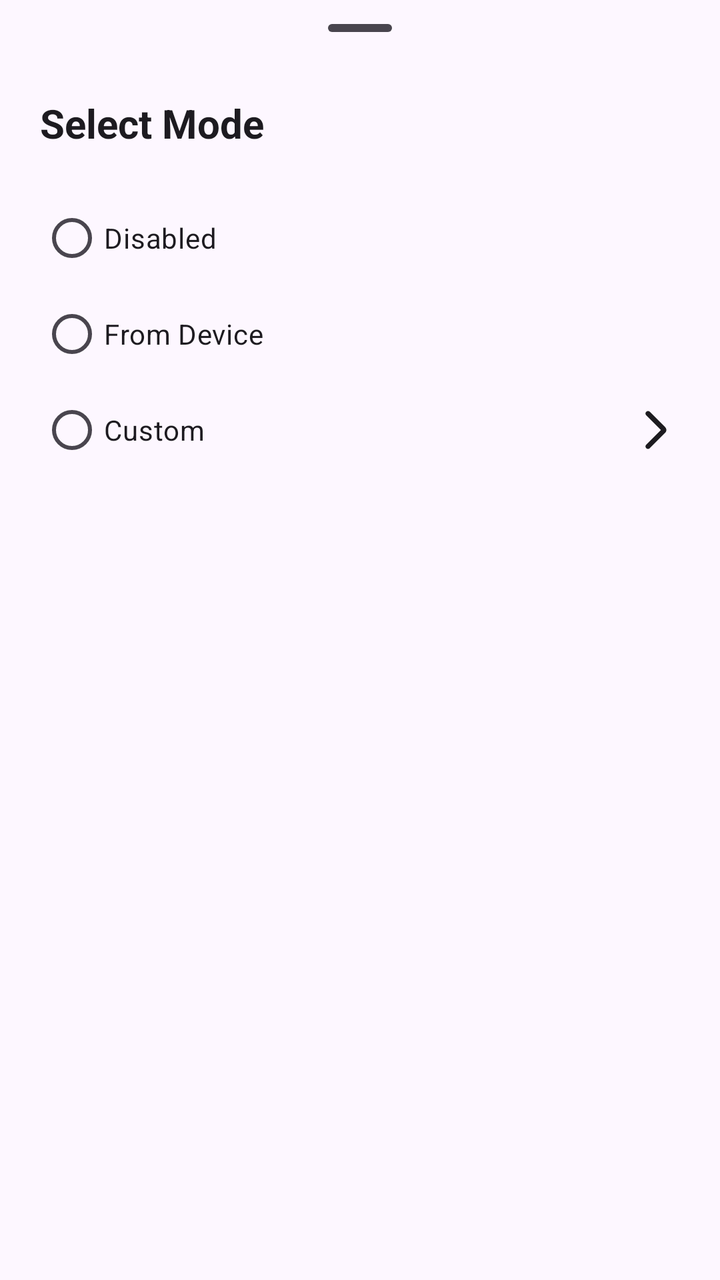
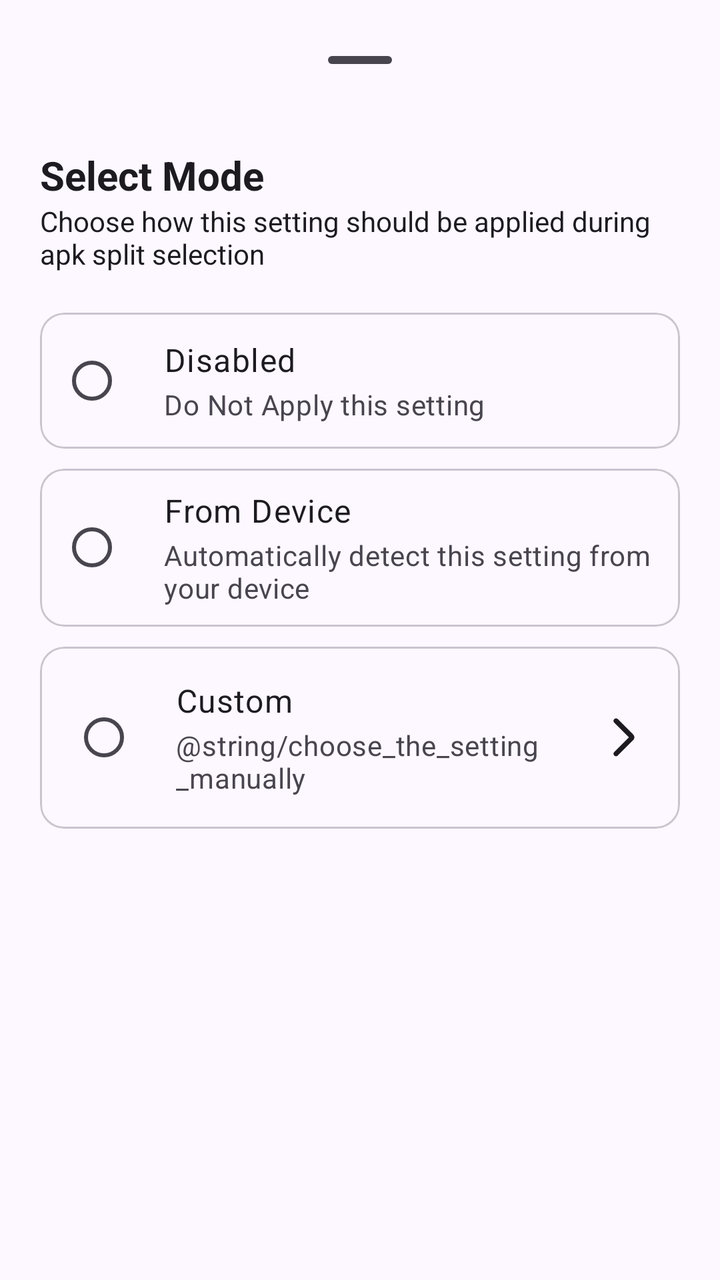

The first picture is an Android layout as it rendered before a commit; the second is the same layout after the commit. The layout source and the unified diff follow.
<!-- AndroidManifest.xml: application theme AppTheme -->
<!-- res/layout/auto_device_bottom_sheet.xml -->
<?xml version="1.0" encoding="utf-8"?>
<FrameLayout
    xmlns:android="http://schemas.android.com/apk/res/android"
    xmlns:app="http://schemas.android.com/apk/res-auto"
    android:layout_width="match_parent"
    android:layout_height="wrap_content">

    <androidx.constraintlayout.widget.ConstraintLayout
        android:id="@+id/universalPage"
        android:layout_width="match_parent"
        android:layout_height="300dp"
        android:paddingHorizontal="20dp"
        android:visibility="visible">

        <com.google.android.material.bottomsheet.BottomSheetDragHandleView
            android:id="@+id/handler"
            android:layout_width="0dp"
            android:layout_height="wrap_content"
            app:layout_constraintStart_toStartOf="parent"
            app:layout_constraintEnd_toEndOf="parent"
            app:layout_constraintTop_toTopOf="parent"/>

        <TextView
            android:id="@+id/textSearch"
            android:layout_width="wrap_content"
            android:layout_height="wrap_content"
            android:textSize="20sp"
            android:text="@string/select_mode"
            android:textStyle="bold"
            android:textColor="@color/md_theme_onSurface"
            app:layout_constraintTop_toBottomOf="@id/handler"
            app:layout_constraintStart_toStartOf="parent"/>

        <com.google.android.material.radiobutton.MaterialRadioButton
            android:id="@+id/radioDisabled"
            android:layout_width="0dp"
            android:layout_height="wrap_content"
            android:text="@string/mode_disabled"
            app:layout_constraintTop_toBottomOf="@id/textSearch"
            app:layout_constraintStart_toStartOf="parent"
            app:layout_constraintEnd_toEndOf="parent"
            android:layout_marginTop="20dp"/>

        <com.google.android.material.radiobutton.MaterialRadioButton
            android:id="@+id/radioFromdevice"
            android:layout_width="0dp"
            android:layout_height="wrap_content"
            android:text="@string/mode_from_device"
            app:layout_constraintTop_toBottomOf="@id/radioDisabled"
            app:layout_constraintStart_toStartOf="parent"
            app:layout_constraintEnd_toEndOf="parent" />

        <com.google.android.material.radiobutton.MaterialRadioButton
            android:id="@+id/radioCustom"
            android:layout_width="0dp"
            android:layout_height="wrap_content"
            android:text="@string/mode_custom"
            app:layout_constraintTop_toBottomOf="@id/radioFromdevice"
            app:layout_constraintStart_toStartOf="parent"
            app:layout_constraintEnd_toEndOf="parent" />

        <ImageButton
            android:layout_width="24dp"
            android:layout_height="24dp"
            android:src="@drawable/ic_back"
            app:tint="?attr/colorOnSurface"
            android:scaleX="-1"
            android:background="@null"
            app:layout_constraintEnd_toEndOf="parent"
            app:layout_constraintTop_toTopOf="@id/radioCustom"
            app:layout_constraintBottom_toBottomOf="@id/radioCustom"/>
    </androidx.constraintlayout.widget.ConstraintLayout>

    <androidx.constraintlayout.widget.ConstraintLayout
        android:id="@+id/customPage"
        android:layout_width="match_parent"
        android:layout_height="match_parent"
        android:paddingHorizontal="20dp"
        android:visibility="gone">

        <ImageButton
            android:id="@+id/backButton"
            android:layout_width="24dp"
            android:layout_height="24dp"
            android:src="@drawable/ic_back"
            app:tint="?attr/colorOnSurface"
            android:background="@null"
            app:layout_constraintTop_toTopOf="parent"
            app:layout_constraintStart_toStartOf="parent"
            android:layout_marginTop="20dp"/>

        <com.google.android.material.bottomsheet.BottomSheetDragHandleView
            android:id="@+id/handlerCustom"
            android:layout_width="0dp"
            android:layout_height="wrap_content"
            app:layout_constraintStart_toStartOf="parent"
            app:layout_constraintEnd_toEndOf="parent"
            app:layout_constraintTop_toTopOf="parent"/>

        <TextView
            android:id="@+id/text_placeholder"
            android:layout_width="wrap_content"
            android:layout_height="wrap_content"
            android:textSize="20sp"
            android:text="@string/select_mode"
            android:textStyle="bold"
            android:textColor="@color/md_theme_onSurface"
            app:layout_constraintTop_toBottomOf="@id/handlerCustom"
            app:layout_constraintStart_toStartOf="parent"/>

        <com.google.android.material.card.MaterialCardView
            android:id="@+id/searchCard"
            android:layout_width="0dp"
            android:layout_height="48dp"
            android:layout_marginTop="16dp"
            app:cardCornerRadius="16dp"
            app:cardBackgroundColor="?attr/colorSurfaceVariant"
            app:cardElevation="0dp"
            app:strokeWidth="0dp"
            app:layout_constraintTop_toBottomOf="@id/text_placeholder"
            app:layout_constraintStart_toStartOf="parent"
            app:layout_constraintEnd_toEndOf="parent">

            <EditText
                android:id="@+id/search_placeholder"
                android:layout_width="match_parent"
                android:layout_height="match_parent"
                android:background="@null"
                android:hint="@string/search_language_hint"
                android:inputType="text"
                android:maxLines="1"
                android:paddingHorizontal="16dp"
                android:textColorHint="?attr/colorOnSurfaceVariant"
                android:textSize="14sp"/>
        </com.google.android.material.card.MaterialCardView>

        <androidx.recyclerview.widget.RecyclerView
            android:id="@+id/recyclerCustom"
            android:layout_width="0dp"
            android:layout_height="300dp"
            android:layout_marginTop="16dp"
            android:clipToPadding="false"
            android:paddingBottom="16dp"
            app:layout_constraintTop_toBottomOf="@id/searchCard"
            app:layout_constraintStart_toStartOf="parent"
            app:layout_constraintEnd_toEndOf="parent" />
    </androidx.constraintlayout.widget.ConstraintLayout>
</FrameLayout>
<!-- resources referenced by this layout -->
<resources>
  <color name="md_theme_onSurface">#1D1B20</color>
  <!-- drawable ic_back (drawable) -->
  <vector xmlns:android="http://schemas.android.com/apk/res/android"
      android:width="24dp"
      android:height="24dp"
      android:viewportWidth="960"
      android:viewportHeight="960">
    <path
        android:pathData="m382,480 l294,294q15,15 14.5,35T675,844q-15,15 -35,15t-35,-15L297,537q-12,-12 -18,-27t-6,-30q0,-15 6,-30t18,-27l308,-308q15,-15 35.5,-14.5T676,116q15,15 15,35t-15,35L382,480Z"
        android:fillColor="#000000"/>
  </vector>
  <string name="mode_custom">Custom</string>
  <string name="mode_disabled">Disabled</string>
  <string name="mode_from_device">From Device</string>
  <string name="search_language_hint">Search Language...</string>
  <string name="select_mode">Select Mode</string>
  <color name="md_theme_primary">#65558F</color>
  <color name="md_theme_onPrimary">#FFFFFF</color>
  <color name="md_theme_primaryContainer">#E9DDFF</color>
  <color name="md_theme_onPrimaryContainer">#4D3D75</color>
  <color name="md_theme_secondary">#625B71</color>
  <color name="md_theme_onSecondary">#FFFFFF</color>
  <color name="md_theme_secondaryContainer">#E8DEF8</color>
  <color name="md_theme_onSecondaryContainer">#4A4458</color>
  <color name="md_theme_tertiary">#7E5260</color>
  <color name="md_theme_onTertiary">#FFFFFF</color>
  <color name="md_theme_tertiaryContainer">#FFD9E3</color>
  <color name="md_theme_onTertiaryContainer">#633B48</color>
  <color name="md_theme_error">#BA1A1A</color>
  <color name="md_theme_onError">#FFFFFF</color>
  <color name="md_theme_errorContainer">#FFDAD6</color>
  <color name="md_theme_onErrorContainer">#93000A</color>
  <color name="md_theme_background">#FDF7FF</color>
  <color name="md_theme_onBackground">#1D1B20</color>
  <color name="md_theme_surface">#FDF7FF</color>
  <color name="md_theme_surfaceVariant">#E7E0EB</color>
  <color name="md_theme_onSurfaceVariant">#49454E</color>
  <color name="md_theme_outline">#7A757F</color>
  <color name="md_theme_outlineVariant">#CAC4CF</color>
  <color name="md_theme_inverseSurface">#322F35</color>
  <color name="md_theme_inverseOnSurface">#F5EFF7</color>
  <color name="md_theme_inversePrimary">#CFBDFE</color>
  <!-- unchanged entries left out for length: 1 -->
</resources>

<!-- the commit's change to res/layout/auto_device_bottom_sheet.xml (unified diff, before → after) -->
@@ -1,125 +1,249 @@
 <?xml version="1.0" encoding="utf-8"?>
-<FrameLayout
-    xmlns:android="http://schemas.android.com/apk/res/android"
+<FrameLayout xmlns:android="http://schemas.android.com/apk/res/android"
     xmlns:app="http://schemas.android.com/apk/res-auto"
     android:layout_width="match_parent"
-    android:layout_height="wrap_content">
-
-    <androidx.constraintlayout.widget.ConstraintLayout
+    android:layout_height="wrap_content"
+    xmlns:tools="http://schemas.android.com/tools">
+
+    <LinearLayout
         android:id="@+id/universalPage"
         android:layout_width="match_parent"
-        android:layout_height="300dp"
+        android:layout_height="wrap_content"
+        android:orientation="vertical"
         android:paddingHorizontal="20dp"
-        android:visibility="visible">
+        android:paddingVertical="16dp"
+        android:visibility="visible"
+        tools:visibility="visible">
 
         <com.google.android.material.bottomsheet.BottomSheetDragHandleView
             android:id="@+id/handler"
-            android:layout_width="0dp"
-            android:layout_height="wrap_content"
-            app:layout_constraintStart_toStartOf="parent"
-            app:layout_constraintEnd_toEndOf="parent"
-            app:layout_constraintTop_toTopOf="parent"/>
+            android:layout_width="match_parent"
+            android:layout_height="wrap_content" />
 
         <TextView
             android:id="@+id/textSearch"
             android:layout_width="wrap_content"
             android:layout_height="wrap_content"
+            android:text="@string/select_mode"
             android:textSize="20sp"
-            android:text="@string/select_mode"
+            android:layout_marginTop="10dp"
             android:textStyle="bold"
-            android:textColor="@color/md_theme_onSurface"
-            app:layout_constraintTop_toBottomOf="@id/handler"
-            app:layout_constraintStart_toStartOf="parent"/>
-
-        <com.google.android.material.radiobutton.MaterialRadioButton
-            android:id="@+id/radioDisabled"
-            android:layout_width="0dp"
-            android:layout_height="wrap_content"
-            android:text="@string/mode_disabled"
-            app:layout_constraintTop_toBottomOf="@id/textSearch"
-            app:layout_constraintStart_toStartOf="parent"
-            app:layout_constraintEnd_toEndOf="parent"
-            android:layout_marginTop="20dp"/>
-
-        <com.google.android.material.radiobutton.MaterialRadioButton
-            android:id="@+id/radioFromdevice"
-            android:layout_width="0dp"
-            android:layout_height="wrap_content"
-            android:text="@string/mode_from_device"
-            app:layout_constraintTop_toBottomOf="@id/radioDisabled"
-            app:layout_constraintStart_toStartOf="parent"
-            app:layout_constraintEnd_toEndOf="parent" />
-
-        <com.google.android.material.radiobutton.MaterialRadioButton
-            android:id="@+id/radioCustom"
-            android:layout_width="0dp"
-            android:layout_height="wrap_content"
-            android:text="@string/mode_custom"
-            app:layout_constraintTop_toBottomOf="@id/radioFromdevice"
-            app:layout_constraintStart_toStartOf="parent"
-            app:layout_constraintEnd_toEndOf="parent" />
-
-        <ImageButton
-            android:layout_width="24dp"
-            android:layout_height="24dp"
-            android:src="@drawable/ic_back"
-            app:tint="?attr/colorOnSurface"
-            android:scaleX="-1"
-            android:background="@null"
-            app:layout_constraintEnd_toEndOf="parent"
-            app:layout_constraintTop_toTopOf="@id/radioCustom"
-            app:layout_constraintBottom_toBottomOf="@id/radioCustom"/>
-    </androidx.constraintlayout.widget.ConstraintLayout>
-
-    <androidx.constraintlayout.widget.ConstraintLayout
+            android:textColor="@color/md_theme_onSurface" />
+
+        <TextView
+            android:id="@+id/textSubtitle"
+            android:layout_width="wrap_content"
+            android:layout_height="wrap_content"
+            android:text="Choose how this setting should be applied during apk split selection"
+            android:textSize="14sp"
+            android:textColor="@color/md_theme_onSurface" />
+
+        <com.google.android.material.card.MaterialCardView
+            android:id="@+id/disabledCard"
+            android:layout_width="match_parent"
+            android:layout_height="wrap_content"
+            android:layout_marginTop="20dp"
+            style="@style/Widget.Material3.CardView.Outlined">
+
+            <LinearLayout
+                android:layout_width="match_parent"
+                android:layout_height="wrap_content"
+                android:orientation="horizontal"
+                android:gravity="center_vertical"
+                android:padding="10dp">
+
+                <com.google.android.material.radiobutton.MaterialRadioButton
+                    android:id="@+id/radioDisabled"
+                    android:layout_width="wrap_content"
+                    android:layout_height="wrap_content"
+                    android:layout_marginEnd="4dp" />
+
+                <LinearLayout
+                    android:layout_width="0dp"
+                    android:layout_height="wrap_content"
+                    android:layout_weight="1"
+                    android:orientation="vertical">
+
+                    <TextView
+                        android:layout_width="match_parent"
+                        android:layout_height="wrap_content"
+                        android:text="@string/mode_disabled"
+                        android:textAppearance="?attr/textAppearanceBodyLarge"
+                        android:textColor="?attr/colorOnSurface" />
+
+                    <TextView
+                        android:layout_width="match_parent"
+                        android:layout_height="wrap_content"
+                        android:layout_marginTop="2dp"
+                        android:text="Do Not Apply this setting"
+                        android:textAppearance="?attr/textAppearanceBodyMedium"
+                        android:textColor="?attr/colorOnSurfaceVariant" />
+
+                </LinearLayout>
+
+            </LinearLayout>
+
+        </com.google.android.material.card.MaterialCardView>
+
+        <com.google.android.material.card.MaterialCardView
+            android:id="@+id/fromDeviceCard"
+            android:layout_width="match_parent"
+            android:layout_height="wrap_content"
+            android:layout_marginTop="10dp"
+            style="@style/Widget.Material3.CardView.Outlined">
+
+            <LinearLayout
+                android:layout_width="match_parent"
+                android:layout_height="wrap_content"
+                android:orientation="horizontal"
+                android:gravity="center_vertical"
+                android:padding="10dp">
+
+                <com.google.android.material.radiobutton.MaterialRadioButton
+                    android:id="@+id/radioFromdevice"
+                    android:layout_width="wrap_content"
+                    android:layout_height="wrap_content"
+                    android:layout_marginEnd="4dp" />
+
+                <LinearLayout
+                    android:layout_width="0dp"
+                    android:layout_height="wrap_content"
+                    android:layout_weight="1"
+                    android:orientation="vertical">
+
+                    <TextView
+                        android:layout_width="match_parent"
+                        android:layout_height="wrap_content"
+                        android:text="@string/mode_from_device"
+                        android:textAppearance="?attr/textAppearanceBodyLarge"
+                        android:textColor="?attr/colorOnSurface" />
+
+                    <TextView
+                        android:layout_width="match_parent"
+                        android:layout_height="wrap_content"
+                        android:layout_marginTop="2dp"
+                        android:text="Automatically detect this setting from your device"
+                        android:textAppearance="?attr/textAppearanceBodyMedium"
+                        android:textColor="?attr/colorOnSurfaceVariant" />
+
+                </LinearLayout>
+
+            </LinearLayout>
+
+        </com.google.android.material.card.MaterialCardView>
+
+        <com.google.android.material.card.MaterialCardView
+            android:id="@+id/customCard"
+            android:layout_width="match_parent"
+            android:layout_height="wrap_content"
+            android:layout_marginTop="10dp"
+            style="@style/Widget.Material3.CardView.Outlined">
+
+            <LinearLayout
+                android:layout_width="match_parent"
+                android:layout_height="wrap_content"
+                android:orientation="horizontal"
+                android:gravity="center_vertical"
+                android:padding="16dp">
+
+                <com.google.android.material.radiobutton.MaterialRadioButton
+                    android:id="@+id/radioCustom"
+                    android:layout_width="wrap_content"
+                    android:layout_height="wrap_content"
+                    android:layout_marginEnd="4dp" />
+
+                <LinearLayout
+                    android:layout_width="0dp"
+                    android:layout_height="wrap_content"
+                    android:layout_weight="1"
+                    android:orientation="vertical">
+
+                    <TextView
+                        android:layout_width="match_parent"
+                        android:layout_height="wrap_content"
+                        android:text="@string/mode_custom"
+                        android:textAppearance="?attr/textAppearanceBodyLarge"
+                        android:textColor="?attr/colorOnSurface" />
+
+                    <TextView
+                        android:id="@+id/customSubtitle"
+                        android:layout_width="match_parent"
+                        android:layout_height="wrap_content"
+                        android:layout_marginTop="2dp"
+                        android:text="@string/choose_the_setting_manually"
+                        android:textAppearance="?attr/textAppearanceBodyMedium"
+                        android:textColor="?attr/colorOnSurfaceVariant" />
+
+                </LinearLayout>
+
+                <ImageButton
+                    android:id="@+id/nextCustom"
+                    android:layout_width="24dp"
+                    android:layout_height="24dp"
+                    android:padding="8dp"
+                    android:src="@drawable/ic_back"
+                    android:scaleX="-1"
+                    android:background="?attr/selectableItemBackgroundBorderless"
+                    android:contentDescription="Open custom settings"
+                    app:tint="?attr/colorOnSurface" />
+
+            </LinearLayout>
+
+        </com.google.android.material.card.MaterialCardView>
+
+    </LinearLayout>
+
+    <LinearLayout
         android:id="@+id/customPage"
         android:layout_width="match_parent"
         android:layout_height="match_parent"
+        android:orientation="vertical"
         android:paddingHorizontal="20dp"
-        android:visibility="gone">
-
-        <ImageButton
-            android:id="@+id/backButton"
-            android:layout_width="24dp"
-            android:layout_height="24dp"
-            android:src="@drawable/ic_back"
-            app:tint="?attr/colorOnSurface"
-            android:background="@null"
-            app:layout_constraintTop_toTopOf="parent"
-            app:layout_constraintStart_toStartOf="parent"
-            android:layout_marginTop="20dp"/>
-
-        <com.google.android.material.bottomsheet.BottomSheetDragHandleView
-            android:id="@+id/handlerCustom"
-            android:layout_width="0dp"
-            android:layout_height="wrap_content"
-            app:layout_constraintStart_toStartOf="parent"
-            app:layout_constraintEnd_toEndOf="parent"
-            app:layout_constraintTop_toTopOf="parent"/>
+        android:paddingVertical="16dp"
+        android:visibility="gone"
+        tools:visibility="gone">
+
+        <LinearLayout
+            android:layout_width="match_parent"
+            android:layout_height="wrap_content"
+            android:gravity="center_vertical"
+            android:orientation="horizontal">
+
+            <ImageButton
+                android:id="@+id/backButton"
+                android:layout_width="24dp"
+                android:layout_height="24dp"
+                android:src="@drawable/ic_back"
+                android:background="@null"
+                app:tint="?attr/colorOnSurface" />
+
+            <com.google.android.material.bottomsheet.BottomSheetDragHandleView
+                android:id="@+id/handlerCustom"
+                android:layout_width="0dp"
+                android:layout_height="wrap_content"
+                android:layout_weight="1" />
+
+        </LinearLayout>
 
         <TextView
             android:id="@+id/text_placeholder"
             android:layout_width="wrap_content"
             android:layout_height="wrap_content"
+            android:text="@string/select_mode"
+            android:layout_marginTop="10dp"
             android:textSize="20sp"
-            android:text="@string/select_mode"
             android:textStyle="bold"
-            android:textColor="@color/md_theme_onSurface"
-            app:layout_constraintTop_toBottomOf="@id/handlerCustom"
-            app:layout_constraintStart_toStartOf="parent"/>
+            android:textColor="@color/md_theme_onSurface" />
 
         <com.google.android.material.card.MaterialCardView
             android:id="@+id/searchCard"
-            android:layout_width="0dp"
+            android:layout_width="match_parent"
             android:layout_height="48dp"
             android:layout_marginTop="16dp"
             app:cardCornerRadius="16dp"
             app:cardBackgroundColor="?attr/colorSurfaceVariant"
             app:cardElevation="0dp"
-            app:strokeWidth="0dp"
-            app:layout_constraintTop_toBottomOf="@id/text_placeholder"
-            app:layout_constraintStart_toStartOf="parent"
-            app:layout_constraintEnd_toEndOf="parent">
+            app:strokeWidth="0dp">
 
             <EditText
                 android:id="@+id/search_placeholder"
@@ -131,18 +255,26 @@
                 android:maxLines="1"
                 android:paddingHorizontal="16dp"
                 android:textColorHint="?attr/colorOnSurfaceVariant"
-                android:textSize="14sp"/>
+                android:textSize="14sp" />
+
         </com.google.android.material.card.MaterialCardView>
 
         <androidx.recyclerview.widget.RecyclerView
             android:id="@+id/recyclerCustom"
-            android:layout_width="0dp"
-            android:layout_height="300dp"
+            android:layout_width="match_parent"
+            android:layout_height="wrap_content"
             android:layout_marginTop="16dp"
             android:clipToPadding="false"
             android:paddingBottom="16dp"
-            app:layout_constraintTop_toBottomOf="@id/searchCard"
-            app:layout_constraintStart_toStartOf="parent"
-            app:layout_constraintEnd_toEndOf="parent" />
-    </androidx.constraintlayout.widget.ConstraintLayout>
+            tools:listitem="@layout/item_checkbox"
+            tools:itemCount="5"/>
+
+    </LinearLayout>
+
 </FrameLayout>
+<!-- res/layout/item_checkbox.xml (included above) -->
+<com.google.android.material.checkbox.MaterialCheckBox
+    xmlns:android="http://schemas.android.com/apk/res/android"
+    android:id="@+id/checkBox"
+    android:layout_width="match_parent"
+    android:layout_height="wrap_content"/>
